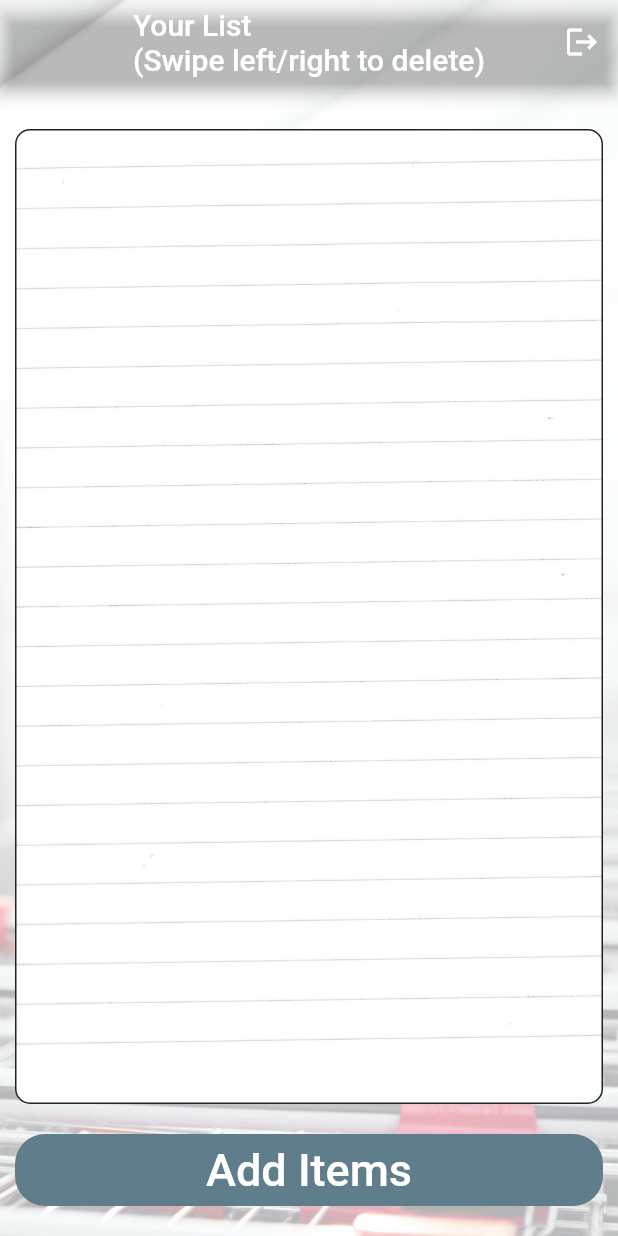
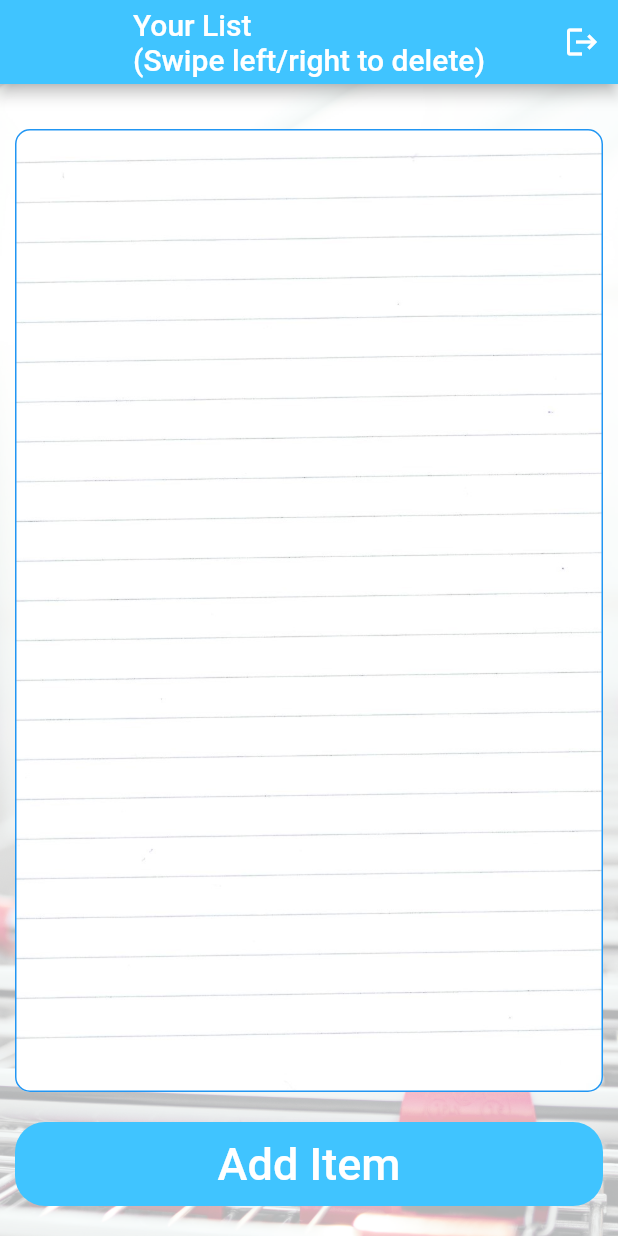
Before and after one commit to KritikaSh2/Shopping-List, a Flutter app: the Listscreen screen opened by its route, on a phone screen of 412 x 824 dp. Run offline on Flutter 3.47's test engine with Material 2 defaults, Android fonts, the phone set to English and light mode, and no system bars; our stand-ins replace cloud_firestore, firebase_auth, firebase_core, lottie; accounts and stored records are empty.

Commit message:
Update listscreen.dart

```diff
--- a/lib/listscreen.dart
+++ b/lib/listscreen.dart
@@ -67,9 +67,9 @@ class Liststate extends State<Listscreen> {
                     "${name}'s List\n(Swipe left/right to delete)",
                     textAlign: TextAlign.center,
                     style:
-                        TextStyle(color: Colors.grey.shade800, fontSize: 20.0),
+                        TextStyle(color: Colors.white, fontSize: 20.0),
                   ),
-            backgroundColor: Colors.transparent,
+            backgroundColor: Colors.lightBlueAccent,
             actions: <Widget>[
               IconButton(
                   onPressed: () {
@@ -125,7 +125,7 @@ class Liststate extends State<Listscreen> {
                                 image: AssetImage('assets/images/list.jpg'),
                                 fit: BoxFit.cover),
                             color: Colors.transparent,
-                            border: Border.all(color: Colors.black87),
+                            border: Border.all(color: Colors.blue),
                             borderRadius: BorderRadius.only(
                               topLeft: Radius.circular(10.0),
                               topRight: Radius.circular(10.0),
@@ -136,27 +136,49 @@ class Liststate extends State<Listscreen> {
                       )),
                       Padding(
                           padding: EdgeInsets.symmetric(vertical: 20.0),
-                        child: Material(
-                          color: Colors.blueGrey,
-                          borderRadius: BorderRadius.circular(20.0),
-                          child: MaterialButton(
+                          child: SizedBox(
+                            width: double.infinity,
+                            height: 56,
+                            child: FlatButton(
+                              shape: RoundedRectangleBorder(
+                                  borderRadius: BorderRadius.circular(20)),
+                              color: Colors.lightBlueAccent,
                               onPressed: () {
                                 showModalBottomSheet(
                                     context: context,
                                     builder: (context) => AddItem(),
                                     isScrollControlled: true);
                               },
-                            minWidth: 200.0,
-                            height: 42.0,
                               child: Text(
-                              'Add Items',
+                                'Add Item',
                                 style: TextStyle(
+                                  fontSize: 30,
                                   color: Colors.white,
-                                fontSize: 30.0,
                                 ),
                               ),
                             ),
-                        ),
+                          )
+                          // Material(
+                          //   color: Colors.lightBlueAccent,
+                          //   borderRadius: BorderRadius.circular(20.0),
+                          //   child: MaterialButton(
+                          //     onPressed: () {
+                          //       showModalBottomSheet(
+                          //           context: context,
+                          //           builder: (context) => AddItem(),
+                          //           isScrollControlled: true);
+                          //     },
+                          //     minWidth: 200.0,
+                          //     height: 42.0,
+                          //     child: Text(
+                          //       'Add Items',
+                          //       style: TextStyle(
+                          //         color: Colors.white,
+                          //         fontSize: 30.0,
+                          //       ),
+                          //     ),
+                          //   ),
+                          // ),
                           ),
                     ],
                   );
```
Lines whose indentation alone changed are shown as unchanged.
